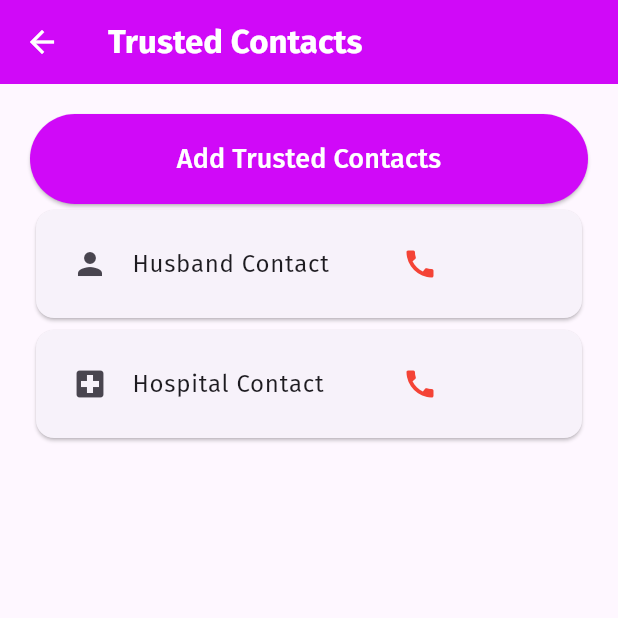
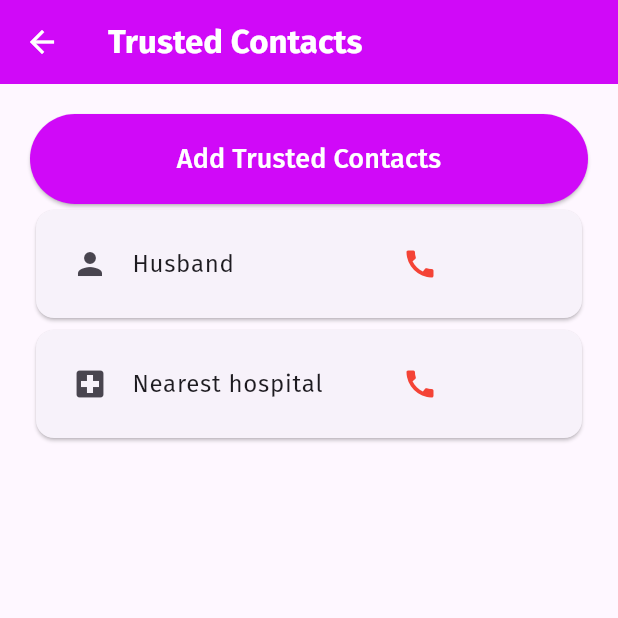
Before and after one commit to ahkharsha/pregAthI, a Flutter app: the ContactsScreen screen opened directly, on a phone screen of 412 x 824 dp, the top half of it. Run offline on Flutter 3.47's test engine with Material 3 defaults, Android fonts, the phone set to English and light mode, and no system bars; our stand-ins replace cloud_firestore, contacts_service, dotted_border, file_picker, firebase_auth, firebase_core and 12 more; missing offline and left inert: background_sms, flutter_phone_direct_caller, google_gemini; accounts and stored records are empty.

Commit message:
fix firebase contact fetch

```diff
--- a/lib/widgets/home/bottom-bar/contacts/contacts_screen.dart
+++ b/lib/widgets/home/bottom-bar/contacts/contacts_screen.dart
@@ -49,8 +49,7 @@ class _ContactsScreenState extends State<ContactsScreen> {
           .get();
 
       setState(() {
-        // husbandPhoneNumber = userData['husbandPhone'];
-        husbandPhoneNumber = userData['husbandEmail'];
+        husbandPhoneNumber = userData['husbandPhone'];
         hospitalPhoneNumber = userData['hospitalPhone'];
       });
     }
@@ -119,7 +118,7 @@ class _ContactsScreenState extends State<ContactsScreen> {
                     if (index == 0) {
                       // Display husband contact at index 0
                       return buildFixedContactTile(
-                        'Husband Contact',
+                        'Husband',
                         Icons.person,
                         index-2,
                         husbandPhoneNumber,
@@ -127,7 +126,7 @@ class _ContactsScreenState extends State<ContactsScreen> {
                     } else if (index == 1) {
                       // Display hospital contact at index 1
                       return buildFixedContactTile(
-                        'Hospital Contact',
+                        'Nearest hospital',
                         Icons.local_hospital,
                         index-2,
                         hospitalPhoneNumber,
--- a/lib/widgets/home/bottom_page.dart
+++ b/lib/widgets/home/bottom_page.dart
@@ -1,7 +1,7 @@
 import 'package:flutter/material.dart';
 import 'package:pregathi/widgets/home/bottom-bar/chat_screen.dart';
 import 'package:pregathi/main-screens/home-screen/wife_home_screen.dart';
-import 'package:pregathi/widgets/home/bottom-bar/contacts/contacts_scree.dart';
+import 'package:pregathi/widgets/home/bottom-bar/contacts/contacts_screen.dart';
 import 'package:pregathi/widgets/home/bottom-bar/profile_screen.dart';
 import 'package:pregathi/widgets/home/bottom-bar/calendar_screen.dart';
 
```
